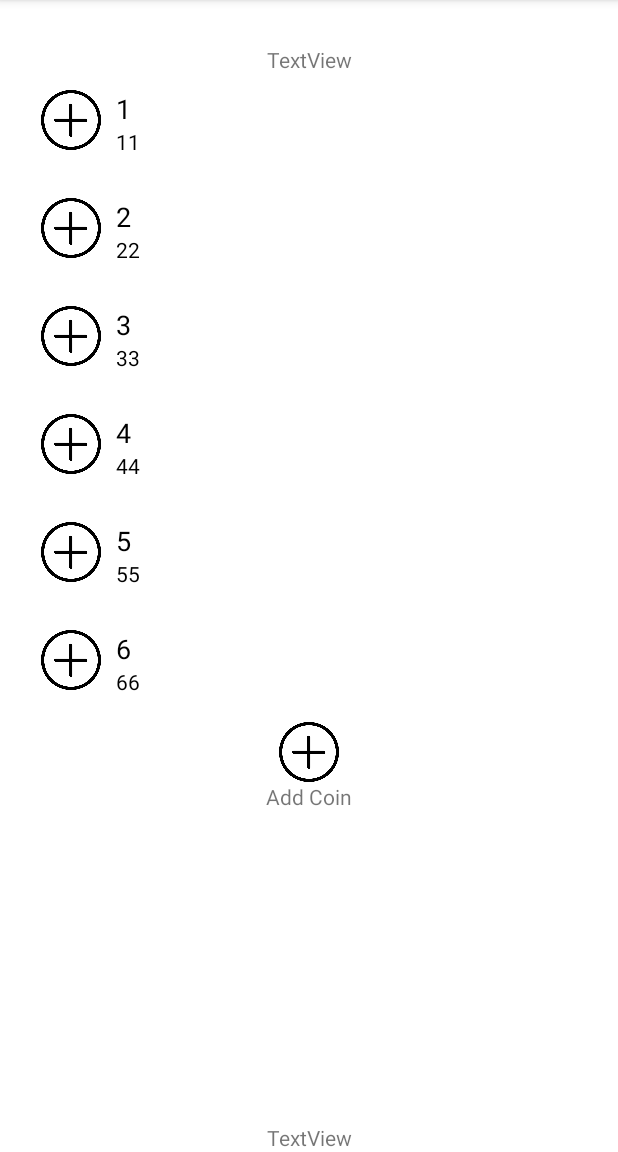
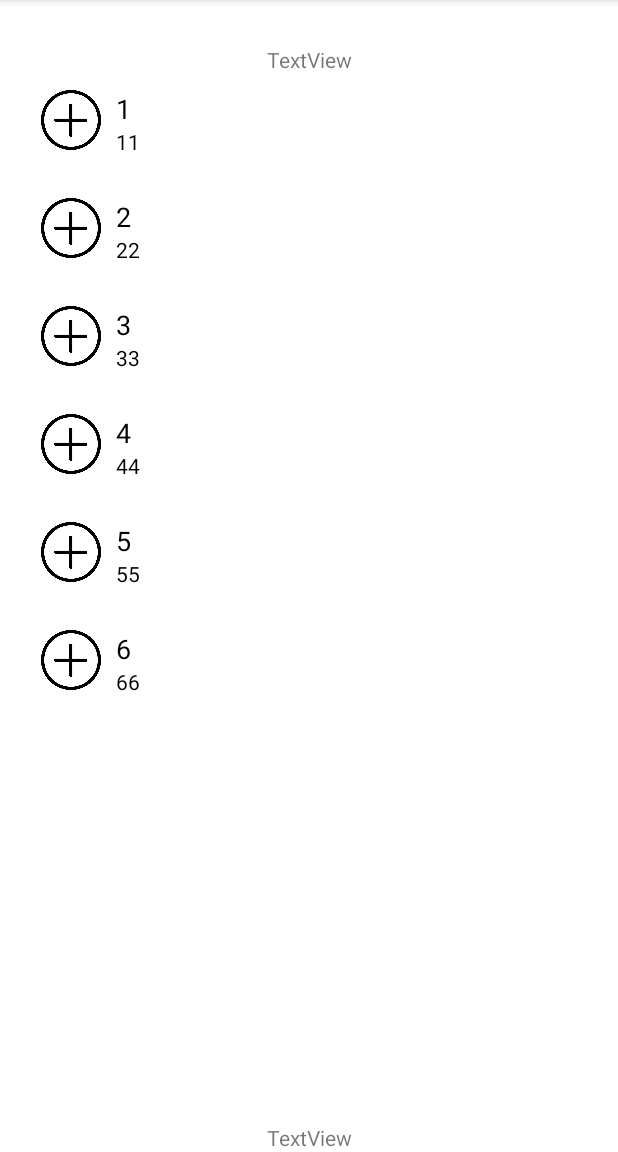
Before and after one commit to SamixDev/Android-Crypto-Price-Widget-V2, an Android app: the screen it shows after launch (MainActivity), on a phone screen of 412 x 824 dp, the part 84-1236 px from its top. Run offline under Robolectric (Android 15) with nearby library versions, the phone set to English and light mode, and no system bars.

Commit message:
changed template add coin to main view

```diff
--- a/app/src/main/java/com/godsamix/cryptopricewidgetv2/MainActivity.java
+++ b/app/src/main/java/com/godsamix/cryptopricewidgetv2/MainActivity.java
@@ -5,6 +5,8 @@ import androidx.recyclerview.widget.LinearLayoutManager;
 import androidx.recyclerview.widget.RecyclerView;
 
 import android.os.Bundle;
+import android.view.View;
+import android.widget.LinearLayout;
 
 import com.godsamix.cryptopricewidgetv2.Helpers.SimpleRVAdapter;
 
@@ -20,6 +22,12 @@ public class MainActivity extends AppCompatActivity {
         recyclerView = findViewById(R.id.recyclerview);
         recyclerView.setLayoutManager(new LinearLayoutManager(this));
         recyclerView.setAdapter(new SimpleRVAdapter(new String[] {"1", "2", "3", "4", "5", "6"},new String[] {"11", "22", "33", "44", "55", "66"}));
-        int offsetPx = 10;
+
+        LinearLayout la = findViewById(R.id.linearlay);
+        la.setVisibility(View.GONE);
+    }
+
+    public static void UpdateView(){
+
     }
 }
--- a/app/src/main/res/layout/activity_main.xml
+++ b/app/src/main/res/layout/activity_main.xml
@@ -37,9 +37,11 @@
         app:layout_constraintStart_toStartOf="parent" />
 
     <LinearLayout
+        android:id="@+id/linearlay"
         android:layout_width="wrap_content"
         android:layout_height="wrap_content"
         android:orientation="vertical"
+        android:layout_marginTop="5dp"
         app:layout_constraintEnd_toEndOf="parent"
         app:layout_constraintStart_toStartOf="parent"
         app:layout_constraintTop_toBottomOf="@+id/recyclerview">
@@ -48,12 +50,14 @@
             android:layout_width="40dp"
             android:layout_height="40dp"
             android:src="@drawable/additem"
-            android:layout_gravity="center"/>
+            android:layout_gravity="center"
+            app:tint="@color/orange"/>
         <TextView
             android:id="@+id/textView3"
             android:layout_width="wrap_content"
             android:layout_height="wrap_content"
             android:text="Add Coin"
+            android:textColor="@color/orange"
             android:layout_gravity="center"
 />
 
--- a/app/src/main/res/values/colors.xml
+++ b/app/src/main/res/values/colors.xml
@@ -12,4 +12,5 @@
     <color name="light_blue_600">#FF039BE5</color>
     <color name="light_blue_900">#FF01579B</color>
     <color name="transparent">#1AFFFFFF</color>
+    <color name="orange">#FF9900</color>
 </resources>
```
